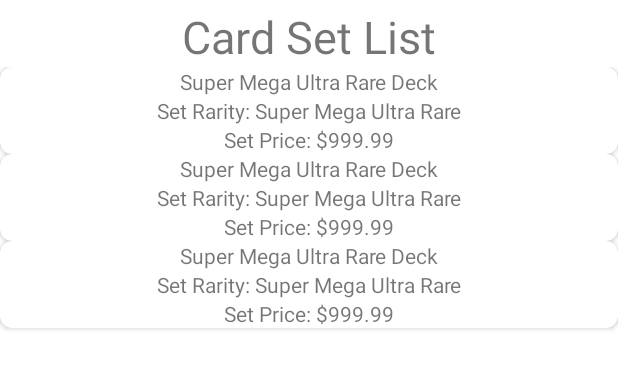
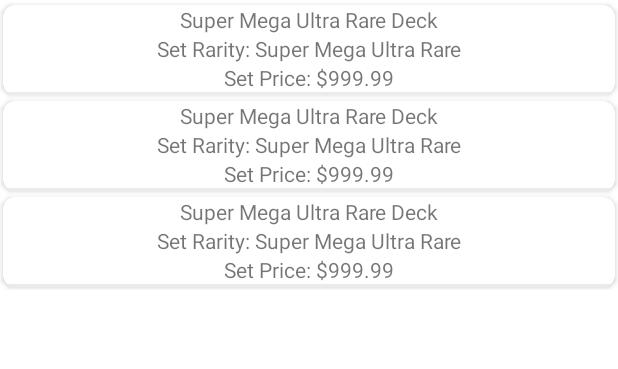
Before and after one commit to DevEightOneSixFour/YuGiOhDeckBuilder, an Android app: the layout cardset_bottom_sheet.xml on its own in the app's theme, with its tools: preview values and no code run, on a phone screen of 412 x 824 dp. Shown: the top 369 px of the screen. Run offline under Robolectric (Android 15) with nearby library versions, the phone set to English and light mode, and no system bars.

Commit message:
no more card set bug

```diff
--- a/app/src/main/java/com/example/yugiohdeckbuilder/data/api/ApiService.kt
+++ b/app/src/main/java/com/example/yugiohdeckbuilder/data/api/ApiService.kt
@@ -24,8 +24,8 @@ interface ApiService {
         @Query("linkmarker") linkMarker: String?,
         @Query("staple") staple: String?,
         @Query("language") language: String?, //*
-//        @Query("num") num: Int = 21,
-//        @Query("offset") offset: Int = 0
+        @Query("num") num: Int = 21,
+        @Query("offset") offset: Int = 0
     ): Response<YuGiOhResponse>
 
     @GET("cardinfo.php")
--- a/app/src/main/res/layout/cardset_bottom_sheet.xml
+++ b/app/src/main/res/layout/cardset_bottom_sheet.xml
@@ -1,17 +1,16 @@
 <?xml version="1.0" encoding="utf-8"?>
 <androidx.constraintlayout.widget.ConstraintLayout xmlns:android="http://schemas.android.com/apk/res/android"
     android:layout_width="match_parent"
-    android:layout_height="match_parent"
+    android:layout_height="wrap_content"
+    android:nestedScrollingEnabled="true"
     xmlns:tools="http://schemas.android.com/tools"
     xmlns:app="http://schemas.android.com/apk/res-auto">
 
-    <TextView
-        android:id="@+id/tv_card_set_title"
-        android:layout_width="wrap_content"
-        android:layout_height="wrap_content"
-        android:text="@string/card_set_list"
-        android:layout_marginTop="4dp"
-        android:textSize="30sp"
+    <View
+        android:id="@+id/v_rv_top_barrier"
+        android:layout_width="match_parent"
+        android:layout_height="1dp"
+        android:visibility="invisible"
         app:layout_constraintTop_toTopOf="parent"
         app:layout_constraintEnd_toEndOf="parent"
         app:layout_constraintStart_toStartOf="parent"/>
@@ -19,9 +18,9 @@
     <androidx.recyclerview.widget.RecyclerView
         android:id="@+id/rv_card_set_list"
         android:layout_width="0dp"
-        android:layout_height="0dp"
+        android:layout_height="match_parent"
         tools:listitem="@layout/cardset_row_item"
-        app:layout_constraintTop_toBottomOf="@id/tv_card_set_title"
+        app:layout_constraintTop_toBottomOf="@id/v_rv_top_barrier"
         app:layout_constraintBottom_toBottomOf="parent"
         app:layout_constraintStart_toStartOf="parent"
         app:layout_constraintEnd_toEndOf="parent"/>
--- a/app/src/main/res/layout/cardset_row_item.xml
+++ b/app/src/main/res/layout/cardset_row_item.xml
@@ -3,6 +3,7 @@
     android:layout_width="match_parent"
     android:layout_height="wrap_content"
     app:cardCornerRadius="8dp"
+    android:layout_margin="2dp"
     xmlns:tools="http://schemas.android.com/tools"
     xmlns:app="http://schemas.android.com/apk/res-auto">
     <androidx.constraintlayout.widget.ConstraintLayout
@@ -36,6 +37,14 @@
             app:layout_constraintTop_toBottomOf="@id/tv_card_set_rarity"
             app:layout_constraintStart_toStartOf="parent"
             app:layout_constraintEnd_toEndOf="parent"/>
+        <View
+            android:id="@+id/v_bar"
+            android:layout_width="match_parent"
+            android:layout_height="2dp"
+            android:background="@color/gray"
+            app:layout_constraintTop_toBottomOf="@id/tv_card_set_price"
+            app:layout_constraintStart_toStartOf="parent"
+            app:layout_constraintEnd_toEndOf="parent"/>
     </androidx.constraintlayout.widget.ConstraintLayout>
 
 </androidx.cardview.widget.CardView>
--- a/app/src/main/res/values/colors.xml
+++ b/app/src/main/res/values/colors.xml
@@ -9,4 +9,5 @@
     <color name="white">#FFFFFFFF</color>
     <color name="red">#E50000</color>
     <color name="green">#3DCA00</color>
+    <color name="gray">#EBEBEB</color>
 </resources>
--- a/app/src/main/res/values/strings.xml
+++ b/app/src/main/res/values/strings.xml
@@ -25,6 +25,7 @@
     <string name="card_set_rarity">Set Rarity: %s</string>
     <string name="card_set_price">Set Price: $%s</string>
     <string name="card_set_list">Card Set List</string>
+    <string name="card_set_empty">No sets found</string>
 
     <!--  Ban List   -->
     <string name="view_ban_list">Ban List</string>
```
Also changed, not shown: app/src/main/java/com/example/yugiohdeckbuilder/ui/CardDetailsFragment.kt (+33 -11 lines), app/src/main/java/com/example/yugiohdeckbuilder/ui/CardSetBottomSheet.kt (deleted, +0 -47 lines), app/src/main/java/com/example/yugiohdeckbuilder/ui/FilterFragment.kt (+0 -16 lines), app/src/main/res/navigation/nav_graph.xml (+0 -14 lines).
